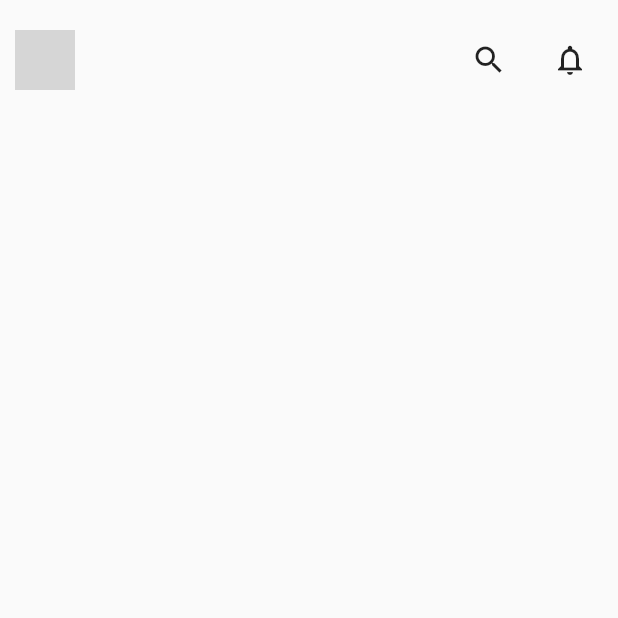
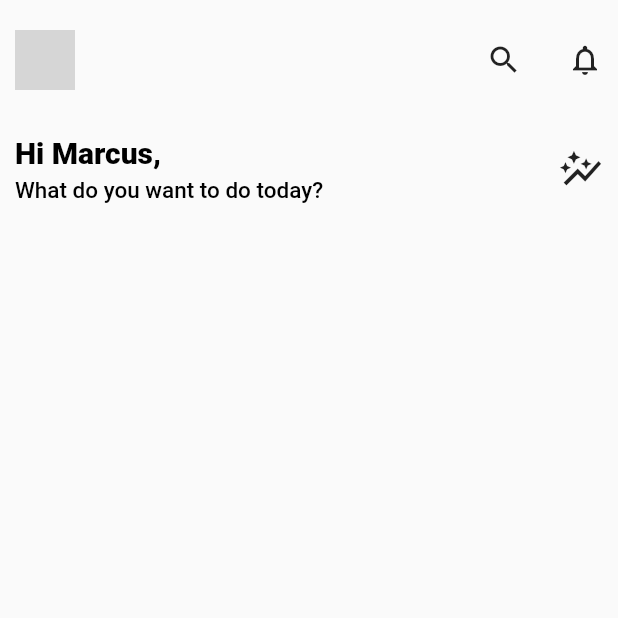
Before and after one commit to MonikaBhasin7/flutternoob, a Flutter app: the screen it shows after launch, on a phone screen of 412 x 824 dp, the top half of it. Run offline on Flutter 3.47's test engine with Material 2 defaults, Android fonts, the phone set to English and light mode, and no system bars; our stand-ins replace google_fonts; network calls fail; grey boxes are pictures that could not be loaded.

Commit message:
Balance widget

```diff
--- a/lib/pages/transactions_page.dart
+++ b/lib/pages/transactions_page.dart
@@ -3,11 +3,14 @@ import 'package:flutter/material.dart';
 class TransactionPage extends StatelessWidget {
   @override
   Widget build(BuildContext context) {
+    double width = MediaQuery.of(context).size.width;
+    double height = MediaQuery.of(context).size.height;
     return Scaffold(
       body: SafeArea(
         child: Column(
           children: [
             TopBar(),
+            BalanceWidget(width, height),
           ],
         ),
       ),
@@ -21,26 +24,26 @@ class TopBar extends StatelessWidget {
     return Row(
       mainAxisAlignment: MainAxisAlignment.start,
       children: [
-        Padding(
+        const Padding(
           padding: EdgeInsets.fromLTRB(10, 80, 0, 0),
         ),
-        CircleAvatar(
+        const CircleAvatar(
           radius: 20,
           backgroundImage: NetworkImage(
               "https://avatars.githubusercontent.com/u/42547879?s=400&u=4cbb070ee935e2a93075367c4653bc01c7795b46&v=4"),
         ),
-        Spacer(),
+        const Spacer(),
         Container(
           alignment: Alignment.centerRight,
-          child: Icon(
+          child: const Icon(
             Icons.search,
           ),
         ),
-        SizedBox(
+        const SizedBox(
           width: 30,
         ),
         Container(
-          padding: EdgeInsets.fromLTRB(0, 0, 20, 0),
+          padding: EdgeInsets.fromLTRB(0, 0, 10, 0),
           alignment: Alignment.topRight,
           child: Icon(Icons.notifications_none),
         )
@@ -48,3 +51,55 @@ class TopBar extends StatelessWidget {
     );
   }
 }
+
+class BalanceWidget extends StatelessWidget {
+  double width;
+  double height;
+
+  BalanceWidget(this.width, this.height);
+
+  @override
+  Widget build(BuildContext context) {
+    return Padding(
+      padding: const EdgeInsets.all(10.0),
+      child: Row(
+        mainAxisAlignment: MainAxisAlignment.spaceBetween,
+        children: [
+          Column(
+            children: [
+              SizedBox(
+                width: width * 0.7,
+                child: const Text(
+                  "Hi Marcus,",
+                  style: TextStyle(
+                    fontSize: 20,
+                    color: Colors.black,
+                    fontWeight: FontWeight.w900,
+                  ),
+                ),
+              ),
+              const Divider(
+                height: 5,
+              ),
+              SizedBox(
+                width: width * 0.7,
+                child: const Text(
+                  "What do you want to do today?",
+                  style: TextStyle(
+                    fontSize: 15,
+                    color: Colors.black,
+                    fontWeight: FontWeight.w500,
+                  ),
+                ),
+              )
+            ],
+          ),
+          Icon(
+            Icons.auto_graph_outlined,
+            size: 30,
+          )
+        ],
+      ),
+    );
+  }
+}
```
